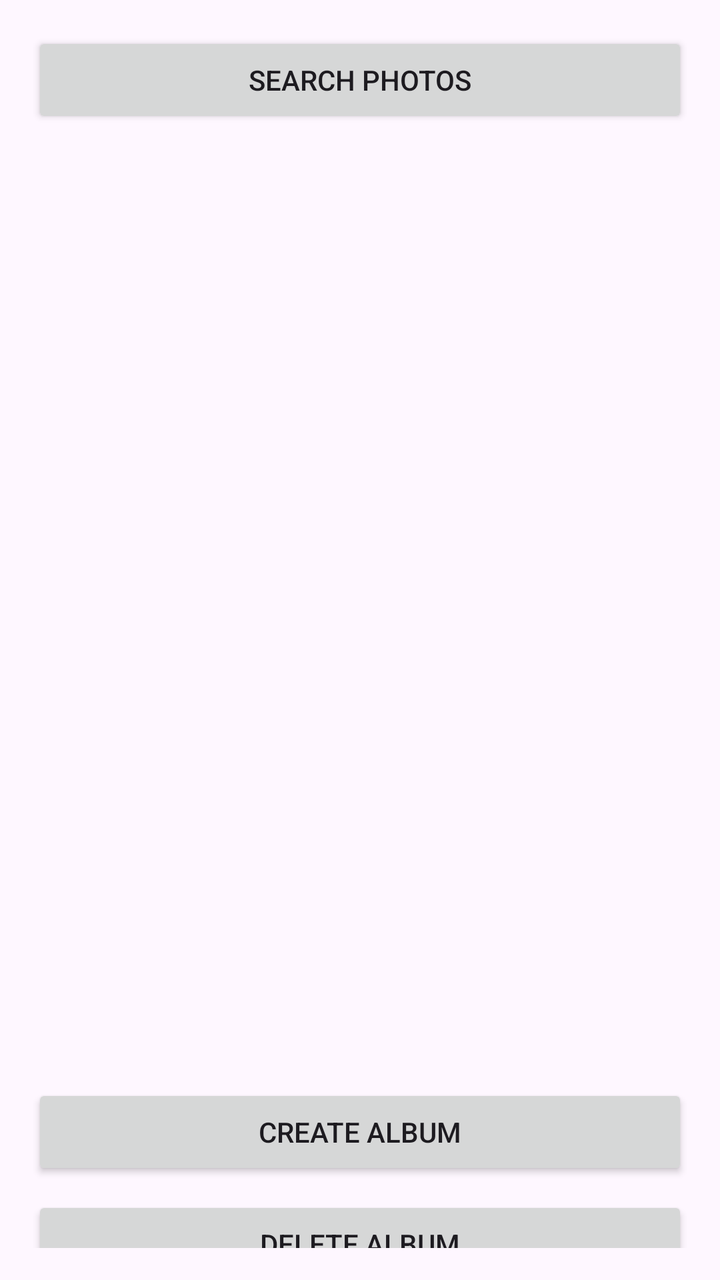
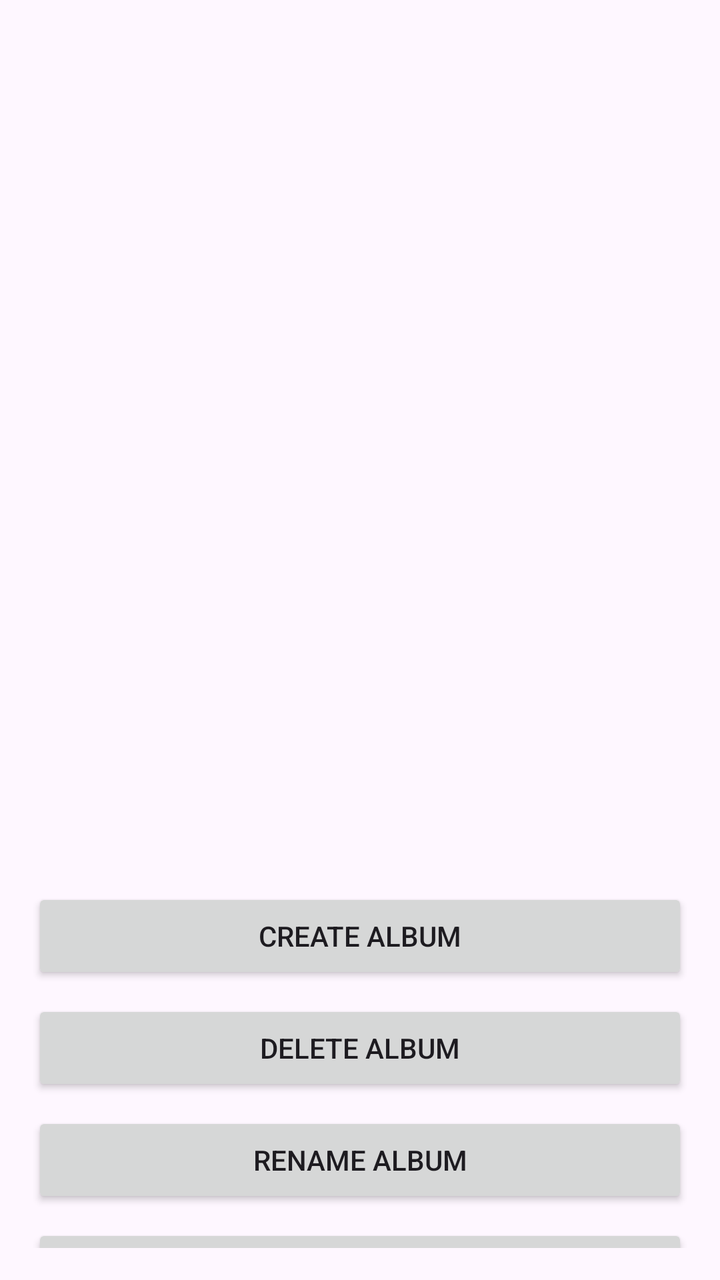

Compare the two renders of this Android layout. The source of the first and the diff that turns it into the second are given below.
<!-- AndroidManifest.xml: application theme Theme.Photos -->
<!-- res/layout/fragment_first.xml -->
<?xml version="1.0" encoding="utf-8"?>
<androidx.constraintlayout.widget.ConstraintLayout xmlns:android="http://schemas.android.com/apk/res/android"
    xmlns:app="http://schemas.android.com/apk/res-auto"
    xmlns:tools="http://schemas.android.com/tools"
    android:layout_width="match_parent"
    android:layout_height="match_parent"
    android:padding="16dp"
    tools:layout_editor_absoluteX="0dp"
    tools:layout_editor_absoluteY="88dp">

    <ListView
        android:id="@+id/albumListView"
        android:layout_width="378dp"
        android:layout_height="494dp"
        app:layout_constraintBottom_toTopOf="@id/createAlbumButton"
        app:layout_constraintEnd_toEndOf="parent"
        app:layout_constraintHorizontal_bias="0.0"
        app:layout_constraintStart_toStartOf="parent"
        app:layout_constraintTop_toTopOf="parent" />

    <Button
        android:id="@+id/deleteAlbumButton"
        android:layout_width="0dp"
        android:layout_height="wrap_content"
        android:layout_marginTop="8dp"
        android:text="Delete Album"
        app:layout_constraintEnd_toEndOf="parent"
        app:layout_constraintHorizontal_bias="0.0"
        app:layout_constraintStart_toStartOf="parent"
        app:layout_constraintTop_toBottomOf="@id/createAlbumButton" />

    <Button
        android:id="@+id/createAlbumButton"
        android:layout_width="0dp"
        android:layout_height="wrap_content"
        android:layout_marginTop="32dp"
        android:text="Create Album"
        app:layout_constraintEnd_toEndOf="parent"
        app:layout_constraintHorizontal_bias="1.0"
        app:layout_constraintStart_toStartOf="parent"
        app:layout_constraintTop_toBottomOf="@id/albumListView" />

    <Button
        android:id="@+id/renameAlbumButton"
        android:layout_width="0dp"
        android:layout_height="wrap_content"
        android:layout_marginTop="8dp"
        android:text="Rename Album"
        app:layout_constraintEnd_toEndOf="parent"
        app:layout_constraintHorizontal_bias="1.0"
        app:layout_constraintStart_toStartOf="parent"
        app:layout_constraintTop_toBottomOf="@id/deleteAlbumButton" />

    <Button
        android:id="@+id/openAlbumButton"
        android:layout_width="0dp"
        android:layout_height="wrap_content"
        android:layout_marginTop="8dp"
        android:text="Open Album"
        app:layout_constraintEnd_toEndOf="parent"
        app:layout_constraintHorizontal_bias="1.0"
        app:layout_constraintStart_toStartOf="parent"
        app:layout_constraintTop_toBottomOf="@id/renameAlbumButton" />

    <Button
        android:id="@+id/search_button"
        android:layout_width="match_parent"
        android:layout_height="wrap_content"
        android:text="Search Photos" />

</androidx.constraintlayout.widget.ConstraintLayout>
<!-- resources referenced by this layout -->
<resources>
  <style name="Theme.Photos" parent="Base.Theme.Photos" />
  <style name="Base.Theme.Photos" parent="Theme.Material3.DayNight.NoActionBar">
          
          
      </style>
</resources>

<!-- the commit's change to res/layout/fragment_first.xml (unified diff, before → after) -->
@@ -10,11 +10,11 @@
 
     <ListView
         android:id="@+id/albumListView"
-        android:layout_width="378dp"
-        android:layout_height="494dp"
+        android:layout_width="396dp"
+        android:layout_height="396dp"
         app:layout_constraintBottom_toTopOf="@id/createAlbumButton"
         app:layout_constraintEnd_toEndOf="parent"
-        app:layout_constraintHorizontal_bias="0.0"
+        app:layout_constraintHorizontal_bias="0.529"
         app:layout_constraintStart_toStartOf="parent"
         app:layout_constraintTop_toTopOf="parent" />
 
@@ -66,6 +66,10 @@
         android:id="@+id/search_button"
         android:layout_width="match_parent"
         android:layout_height="wrap_content"
-        android:text="Search Photos" />
+        android:text="Search Photos"
+        app:layout_constraintEnd_toEndOf="parent"
+        app:layout_constraintHorizontal_bias="1.0"
+        app:layout_constraintStart_toStartOf="parent"
+        app:layout_constraintTop_toBottomOf="@id/openAlbumButton" />
 
 </androidx.constraintlayout.widget.ConstraintLayout>
